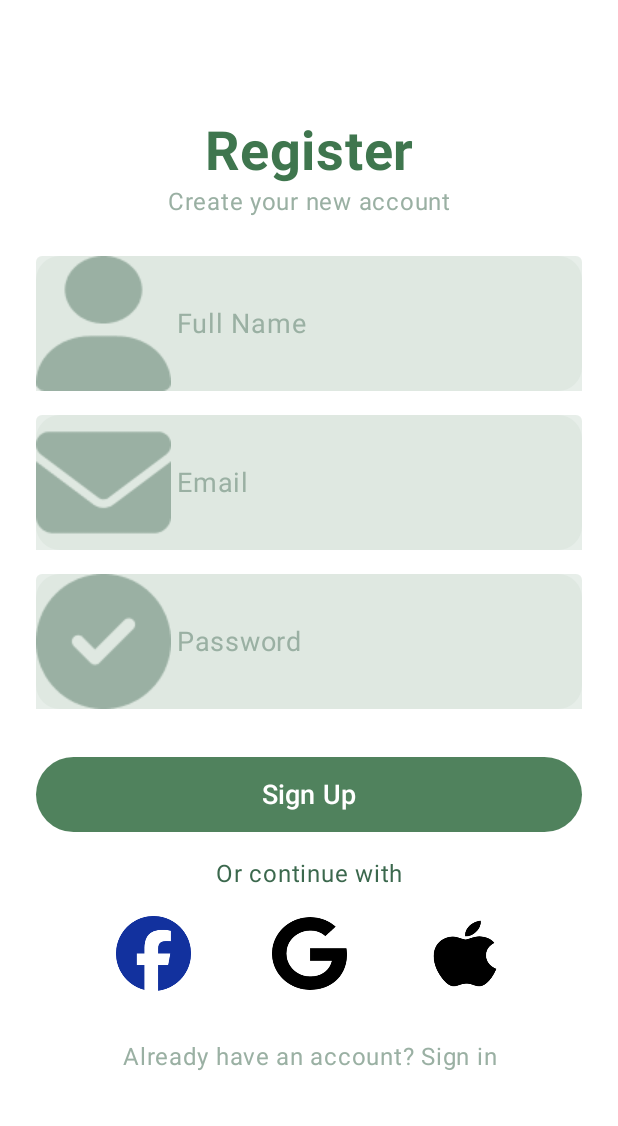
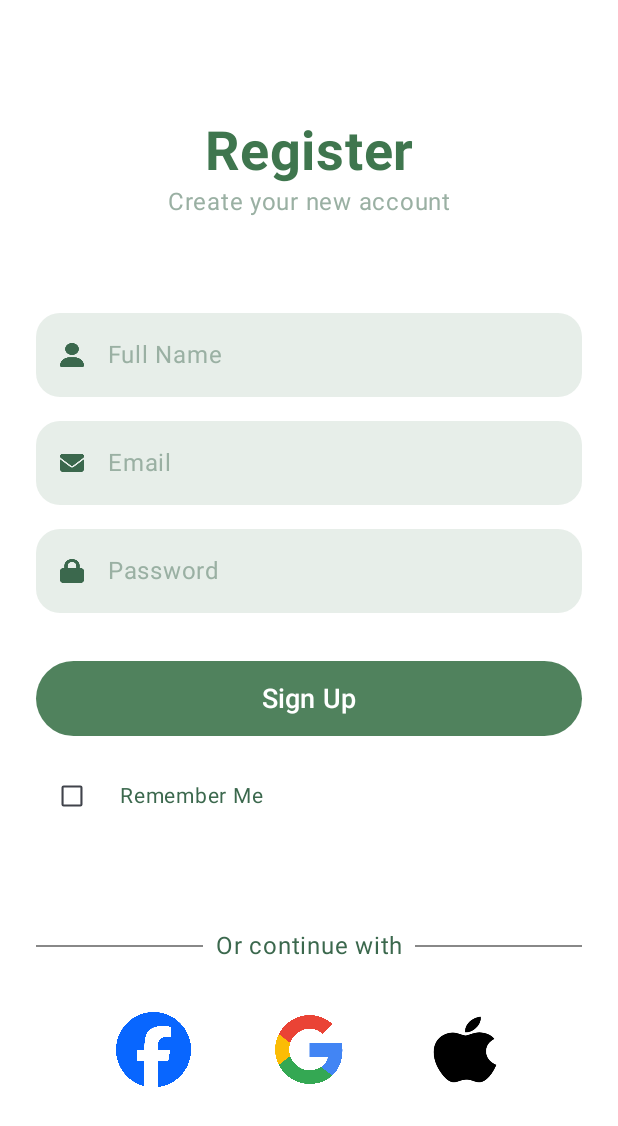
Before and after one commit to VeanceVancott-Vu/Recipe-MobileApp, an Android app built with Jetpack Compose: the SignupScreen screen opened through its navigation route, on a phone screen of 412 x 824 dp. Shown: the top 1126 px of the screen. Run offline under Robolectric (Android 15) with nearby library versions, the phone set to English and light mode, and no system bars; our stand-ins replace Firebase (no records; nobody signed in at launch, a user with empty details on screens opened directly), livedata-compose; 4 statements that could not run were skipped.

Commit message:
Update user interface

```diff
--- a/app/src/main/java/com/example/dacs_3/ui/theme/auth/LoginScreen.kt
+++ b/app/src/main/java/com/example/dacs_3/ui/theme/auth/LoginScreen.kt
@@ -13,6 +13,7 @@ import androidx.compose.foundation.layout.fillMaxSize
 import androidx.compose.foundation.layout.fillMaxWidth
 import androidx.compose.foundation.layout.height
 import androidx.compose.foundation.layout.padding
+import androidx.compose.foundation.layout.size
 import androidx.compose.foundation.layout.width
 import androidx.compose.foundation.rememberScrollState
 import androidx.compose.foundation.shape.RoundedCornerShape
@@ -33,13 +34,18 @@ import androidx.compose.runtime.remember
 import androidx.compose.runtime.setValue
 import androidx.compose.ui.Alignment
 import androidx.compose.ui.Modifier
+import androidx.compose.ui.draw.scale
 import androidx.compose.ui.graphics.Color
 import androidx.compose.ui.res.painterResource
+import androidx.compose.ui.text.SpanStyle
+import androidx.compose.ui.text.buildAnnotatedString
 import androidx.compose.ui.text.font.FontWeight
 import androidx.compose.ui.text.input.KeyboardType
 import androidx.compose.ui.text.input.PasswordVisualTransformation
 import androidx.compose.ui.text.input.VisualTransformation
 import androidx.compose.ui.text.style.TextAlign
+import androidx.compose.ui.text.style.TextDecoration
+import androidx.compose.ui.text.withStyle
 import androidx.compose.ui.tooling.preview.Preview
 import androidx.compose.ui.unit.dp
 import androidx.compose.ui.unit.sp
@@ -48,6 +54,7 @@ import androidx.navigation.NavController
 import androidx.navigation.compose.rememberNavController
 import com.example.dacs_3.R
 import com.example.dacs_3.viewmodel.AuthViewModel
+import com.google.firebase.crashlytics.buildtools.reloc.com.google.common.io.Files.append
 import kotlin.math.log
 
 
@@ -123,9 +130,11 @@ fun LoginScreen(navController: NavController, authViewModel: AuthViewModel = vie
                         checkedColor = Color(0xff3f764e),
                         uncheckedColor = Color(0xff9ab0a3),
                         checkmarkColor = Color.White
-                    )
+                    ),
+                    modifier = Modifier
+                        .scale(0.7f)
                 )
-                Spacer(modifier = Modifier.width(8.dp))
+                Spacer(modifier = Modifier.width(5.dp))
                 Text("Show Password", fontSize = 16.sp, color = Color(0xff9ab0a3))
             }
 
@@ -146,17 +155,20 @@ fun LoginScreen(navController: NavController, authViewModel: AuthViewModel = vie
                             checkedColor = Color(0xff3f764e),
                             uncheckedColor = Color(0xff9ab0a3),
                             checkmarkColor = Color.White
-                        )
+                        ),
+                        modifier = Modifier
+                            .scale(0.7f)
                     )
-                    Spacer(modifier = Modifier.width(8.dp))
+                    Spacer(modifier = Modifier.width(5.dp))
                     Text("Remember me", fontSize = 16.sp, color = Color(0xff9ab0a3))
                     Spacer(modifier = Modifier.width(20.dp))
 
+                    Spacer(modifier = Modifier.weight(1f))
                     Text("Forgot Password?", fontSize = 16.sp, color = Color(0xff3b684d))
                 }
             }
 
-            Spacer(modifier = Modifier.height(32.dp))
+            Spacer(modifier = Modifier.height(48.dp))
 
             Box(
                 modifier = Modifier
@@ -175,7 +187,18 @@ fun LoginScreen(navController: NavController, authViewModel: AuthViewModel = vie
             Spacer(modifier = Modifier.height(16.dp))
 
             Text(
-                text = "Don’t have an account? Sign up",
+                text = buildAnnotatedString {
+                    append("Don’t have an account? ")
+                    withStyle(
+                        style = SpanStyle(
+                            fontWeight = FontWeight.Bold, // In đậm
+                            textDecoration = TextDecoration.Underline, // Gạch chân
+                            color = Color(0xff3b684d) // Giữ nguyên màu
+                        )
+                    ) {
+                        append("Sign up")
+                    }
+                },
                 fontSize = 16.sp,
                 color = Color(0xff3b684d),
                 modifier = Modifier.clickable {
@@ -237,7 +260,8 @@ fun LoginScreen(navController: NavController, authViewModel: AuthViewModel = vie
                     Icon(
                         painter = painterResource(id = it),
                         contentDescription = null,
-                        tint = Color(0xff9ab0a3)
+                        tint = Color(0xFF3B684D),
+                        modifier = Modifier.size(16.dp)
                     )
                 }
             }
--- a/app/src/main/java/com/example/dacs_3/ui/theme/auth/SignupScreen.kt
+++ b/app/src/main/java/com/example/dacs_3/ui/theme/auth/SignupScreen.kt
@@ -8,6 +8,9 @@ import androidx.compose.foundation.layout.*
 import androidx.compose.foundation.shape.RoundedCornerShape
 import androidx.compose.material3.Button
 import androidx.compose.material3.ButtonDefaults
+import androidx.compose.material3.Checkbox
+import androidx.compose.material3.CheckboxDefaults
+import androidx.compose.material3.Divider
 import androidx.compose.material3.Text
 import androidx.compose.runtime.Composable
 import androidx.compose.runtime.getValue
@@ -18,11 +21,16 @@ import androidx.compose.runtime.setValue
 import androidx.compose.ui.Alignment
 import androidx.compose.ui.Modifier
 import androidx.compose.ui.draw.clip
+import androidx.compose.ui.draw.scale
 import androidx.compose.ui.graphics.Color
 import androidx.compose.ui.layout.ContentScale
 import androidx.compose.ui.res.painterResource
+import androidx.compose.ui.text.SpanStyle
+import androidx.compose.ui.text.buildAnnotatedString
 import androidx.compose.ui.text.font.FontWeight
 import androidx.compose.ui.text.style.TextAlign
+import androidx.compose.ui.text.style.TextDecoration
+import androidx.compose.ui.text.withStyle
 import androidx.compose.ui.tooling.preview.Preview
 import androidx.compose.ui.unit.dp
 import androidx.compose.ui.unit.sp
@@ -30,15 +38,19 @@ import androidx.navigation.NavController
 import androidx.navigation.compose.rememberNavController
 import com.example.dacs_3.R
 import com.example.dacs_3.viewmodel.AuthViewModel
+import com.google.firebase.crashlytics.buildtools.reloc.com.google.common.io.Files.append
 
 @Composable
 fun SignupScreen(navController: NavController) {
-
     var email by remember { mutableStateOf("") }
     var password by remember { mutableStateOf("") }
     var fullName by remember { mutableStateOf("") }
+    val authResult by AuthViewModel().authResult.observeAsState()
 
-    val authResult by AuthViewModel().authResult.observeAsState()
+
+    // Q: Remember me
+    var rememberMe by remember { mutableStateOf(false) }
+
 
     Box(
         modifier = Modifier
@@ -53,6 +65,7 @@ fun SignupScreen(navController: NavController) {
         ) {
             Spacer(modifier = Modifier.height(80.dp))
 
+
             Text(
                 text = "Register",
                 color = Color(0xff3f764e),
@@ -61,6 +74,7 @@ fun SignupScreen(navController: NavController) {
                 textAlign = TextAlign.Center
             )
 
+
             Text(
                 text = "Create your new account",
                 color = Color(0xff9ab0a3),
@@ -68,22 +82,36 @@ fun SignupScreen(navController: NavController) {
                 textAlign = TextAlign.Center
             )
 
-            Spacer(modifier = Modifier.height(24.dp))
 
-            InputField(label = "Full Name",text = fullName ,onTextChange = { fullName = it }, icon = R.drawable.fullname)
+            Spacer(modifier = Modifier.height(62.dp))
+
+
+            InputField(
+                label = "Full Name",
+                text = fullName,
+                onTextChange = { fullName = it },
+                icon = R.drawable.fullname
+            )
+
+
             Spacer(modifier = Modifier.height(16.dp))
+
 
             InputField(label = "Email", text = email ,onTextChange = { email = it }, icon = R.drawable.email)
             Spacer(modifier = Modifier.height(16.dp))
 
-            InputField(label = "Password",text = password ,onTextChange = { password = it }, icon = R.drawable.check)
+
+            InputField(label = "Password",text = password ,onTextChange = { password = it }, icon = R.drawable.password)
             Spacer(modifier = Modifier.height(32.dp))
+
 
             Button(
                 onClick = { /* Handle signup */
                     Log.d("Sign up info","Full Name: $fullName" + "Email: $email"+"Password: $password")
 
+
                     AuthViewModel().signUp(email, password,fullName)
+
 
                 },
                 colors = ButtonDefaults.buttonColors(Color(0xe83f764e)),
@@ -95,16 +123,74 @@ fun SignupScreen(navController: NavController) {
                 Text(text = "Sign Up", color = Color.White, fontSize = 18.sp)
             }
 
+
             Spacer(modifier = Modifier.height(16.dp))
+
+
+            // Q: Remember me
+            Row(
+                verticalAlignment = Alignment.CenterVertically,
+                modifier = Modifier
+                    .fillMaxWidth()
+            ) {
+                Checkbox(
+                    checked = rememberMe,
+                    onCheckedChange = { rememberMe = it },
+                    colors = CheckboxDefaults.colors(checkedColor = Color(0xff3f764e)),
+                    modifier = Modifier
+                        .scale(0.7f) // Giảm kích thước checkbox
+                )
+
+
+                Spacer(modifier = Modifier.width(8.dp))
+
+
+                Text(
+                    text = "Remember Me",
+                    fontSize = 14.sp,
+                    color = Color(0xff3b684d),
+                    modifier = Modifier.clickable { rememberMe = !rememberMe }
+                )
+            }
+
+
+            Spacer(modifier = Modifier.height(64.dp))
+
+
+
+
+            Row(
+                verticalAlignment = Alignment.CenterVertically,
+                modifier = Modifier.fillMaxWidth()
+            ) {
+                Divider(
+                    color = Color.Gray,
+                    modifier = Modifier
+                        .weight(1f)
+                        .height(1.dp)
+                )
+
 
                 Text(
                     text = "Or continue with",
                     color = Color(0xff3b684d),
                     fontSize = 16.sp,
-                textAlign = TextAlign.Center
+                    textAlign = TextAlign.Center,
+                    modifier = Modifier.padding(horizontal = 8.dp) // Tạo khoảng cách giữa text và hr
                 )
 
-            Spacer(modifier = Modifier.height(16.dp))
+
+                Divider(
+                    color = Color.Gray,
+                    modifier = Modifier
+                        .weight(1f)
+                        .height(1.dp)
+                )
+            }
+
+
+            Spacer(modifier = Modifier.height(32.dp))
+
 
             Row(
                 horizontalArrangement = Arrangement.SpaceEvenly,
@@ -115,17 +201,33 @@ fun SignupScreen(navController: NavController) {
                 SocialLoginIcon(R.drawable.apple)
             }
 
-            Spacer(modifier = Modifier.height(32.dp))
+
+            Spacer(modifier = Modifier.height(64.dp))
+
 
             Text(
-                text = "Already have an account? Sign in",
-                color = Color(0xff9ab0a3),
+                buildAnnotatedString {
+                    append("Already have an account? ")
+                    withStyle(
+                        style = SpanStyle(
+                            fontWeight = FontWeight.Bold, // In đậm
+                            textDecoration = TextDecoration.Underline, // Gạch chân
+                            color = Color(0xff3b684d) // Màu nổi bật hơn cho dễ nhìn
+                        )
+                    ) {
+                        append("Sign in")
+                    }
+                },
                 fontSize = 16.sp,
                 textAlign = TextAlign.Center,
+                color = Color(0xff9ab0a3),
                 modifier = Modifier.clickable {
                     navController.navigate("login")
                 }
             )
+
+
+
 
             authResult?.let { (success, message) ->
                 if (message != null) {
@@ -137,12 +239,19 @@ fun SignupScreen(navController: NavController) {
                 }
             }
 
+
         }
     }
 }
 
+
 @Composable
-fun InputField(label: String, icon: Int) {
+fun InputField(
+    label: String,
+    text: String,
+    onTextChange: (String) -> Unit,
+    icon: Int
+) {
     Row(
         verticalAlignment = Alignment.CenterVertically,
         modifier = Modifier
@@ -155,10 +264,12 @@ fun InputField(label: String, icon: Int) {
             painter = painterResource(id = icon),
             contentDescription = null,
             contentScale = ContentScale.Fit,
-            modifier = Modifier.size(24.dp)
+            modifier = Modifier.size(16.dp)
         )
 
+
         Spacer(modifier = Modifier.width(16.dp))
+
 
         Text(
             text = label,
@@ -168,6 +279,7 @@ fun InputField(label: String, icon: Int) {
         )
     }
 }
+
 
 @Composable
 fun SocialLoginIcon(icon: Int) {
@@ -179,6 +291,7 @@ fun SocialLoginIcon(icon: Int) {
     )
 }
 
+
 @Preview(showBackground = true)
 @Composable
 fun PreviewSignUpView() {
--- a/gradle/libs.versions.toml
+++ b/gradle/libs.versions.toml
@@ -1,5 +1,5 @@
 [versions]
-agp = "8.8.0"
+agp = "8.7.3"
 kotlin = "2.0.0"
 coreKtx = "1.15.0"
 junit = "4.13.2"
```
Also changed, not shown: app/src/main/res/drawable/facebook.png, app/src/main/res/drawable/google.png. Lines whose indentation alone changed are shown as unchanged.
